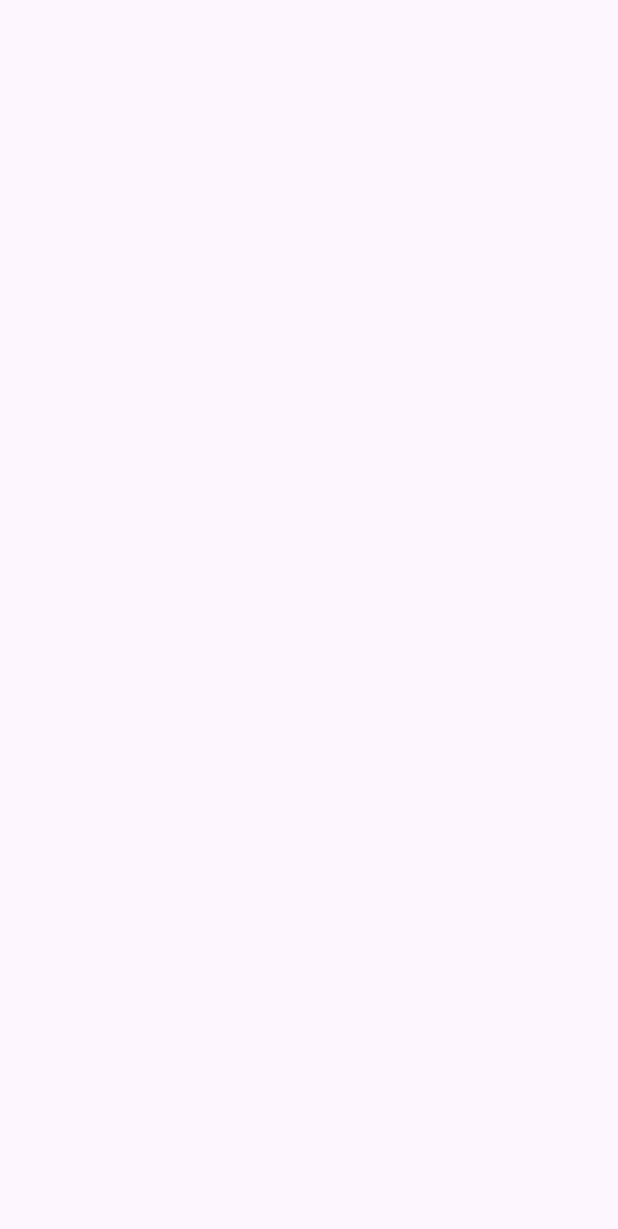
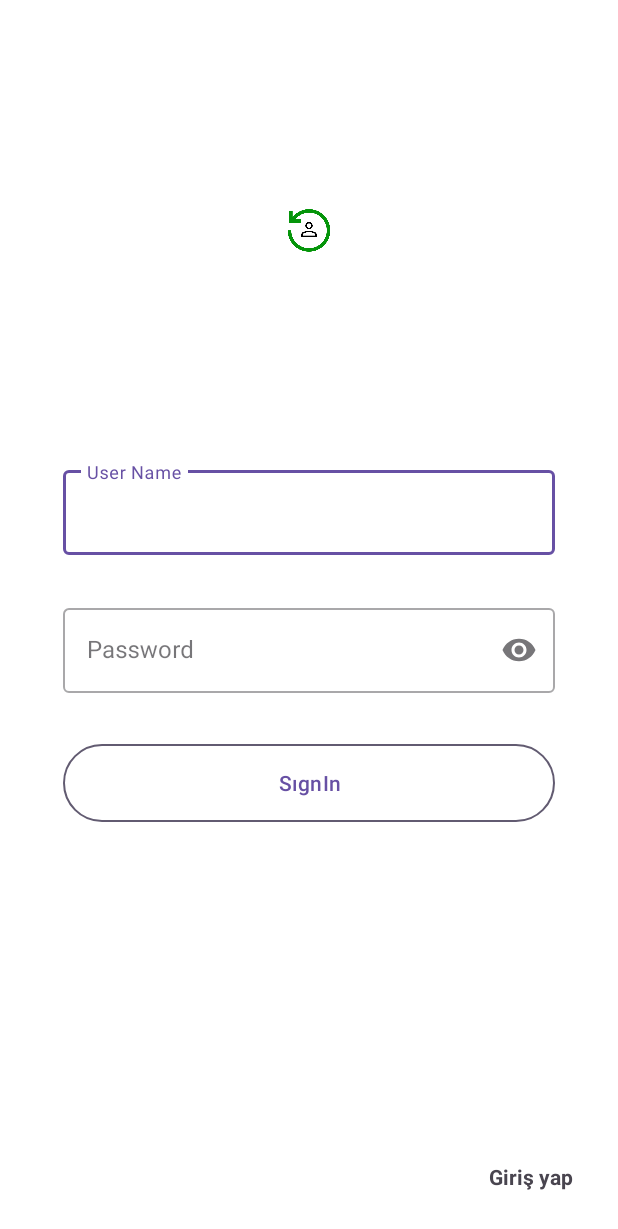
Before and after one commit to halilmasali/ContactBackup, an Android app: the LoginActivity screen opened directly, with no data from a screen before it, on a phone screen of 412 x 824 dp. Before the commit the part shown is empty. Shown: the top 1229 px of the screen. Run offline under Robolectric (Android 15) with nearby library versions, the phone set to English and light mode, and no system bars.

Commit message:
Login page

```diff
--- a/app/src/main/res/layout/activity_login.xml
+++ b/app/src/main/res/layout/activity_login.xml
@@ -2,8 +2,102 @@
 <androidx.constraintlayout.widget.ConstraintLayout xmlns:android="http://schemas.android.com/apk/res/android"
     xmlns:app="http://schemas.android.com/apk/res-auto"
     xmlns:tools="http://schemas.android.com/tools"
+    android:background="?attr/colorOnPrimary"
     android:layout_width="match_parent"
-    android:layout_height="match_parent"
-    tools:context=".LoginActivity">
+    android:layout_height="match_parent">
 
+    <Button
+        android:id="@+id/signInButton"
+        style="?attr/materialButtonOutlinedStyle"
+        android:layout_width="0dp"
+        android:layout_height="60dp"
+        android:layout_marginStart="42dp"
+        android:layout_marginTop="30dp"
+        android:layout_marginEnd="42dp"
+        android:onClick="loginButton"
+        android:text="SıgnIn"
+        app:cornerRadius="27dp"
+        app:layout_constraintEnd_toEndOf="parent"
+        app:layout_constraintHorizontal_bias="0.714"
+        app:layout_constraintStart_toStartOf="parent"
+        app:layout_constraintTop_toBottomOf="@+id/passwordLayout"
+        app:strokeColor="?attr/colorSecondary"
+        tools:ignore="TextContrastCheck" />
+
+    <com.google.android.material.textfield.TextInputLayout
+        android:id="@+id/userNameLayout"
+        style="@style/Widget.MaterialComponents.TextInputLayout.OutlinedBox"
+        android:layout_width="match_parent"
+        android:layout_height="wrap_content"
+        android:layout_marginStart="42dp"
+        android:layout_marginTop="308dp"
+        android:layout_marginEnd="42dp"
+        android:hint="User Name"
+        app:layout_constraintEnd_toEndOf="parent"
+        app:layout_constraintStart_toStartOf="parent"
+        app:layout_constraintTop_toTopOf="parent">
+
+        <com.google.android.material.textfield.TextInputEditText
+            android:id="@+id/userNameText"
+            android:layout_width="match_parent"
+            android:layout_height="wrap_content"
+            android:inputType="textEmailAddress"
+            tools:ignore="TextContrastCheck" />
+
+    </com.google.android.material.textfield.TextInputLayout>
+
+    <com.google.android.material.textfield.TextInputLayout
+        android:id="@+id/passwordLayout"
+        style="@style/Widget.MaterialComponents.TextInputLayout.OutlinedBox"
+        android:layout_width="match_parent"
+        android:layout_height="wrap_content"
+        android:layout_marginStart="42dp"
+        android:layout_marginTop="30dp"
+        android:layout_marginEnd="42dp"
+        android:hint="Password"
+        app:endIconMode="password_toggle"
+        app:layout_constraintEnd_toEndOf="parent"
+        app:layout_constraintStart_toStartOf="parent"
+        app:layout_constraintTop_toBottomOf="@+id/userNameLayout">
+
+        <com.google.android.material.textfield.TextInputEditText
+            android:id="@+id/passwordText"
+            android:layout_width="match_parent"
+            android:layout_height="wrap_content"
+            android:inputType="textPassword"
+            tools:ignore="TextContrastCheck" />
+
+    </com.google.android.material.textfield.TextInputLayout>
+
+    <ImageView
+        android:id="@+id/imageView"
+        android:layout_width="0dp"
+        android:layout_height="0dp"
+        android:layout_marginStart="83dp"
+        android:layout_marginTop="133dp"
+        android:layout_marginEnd="83dp"
+        android:layout_marginBottom="135dp"
+        app:layout_constraintBottom_toTopOf="@+id/userNameLayout"
+        app:layout_constraintEnd_toEndOf="parent"
+        app:layout_constraintStart_toStartOf="parent"
+        app:layout_constraintTop_toTopOf="parent"
+        app:srcCompat="@drawable/contact_backup" />
+
+    <TextView
+        android:id="@+id/textHelp"
+        android:layout_width="wrap_content"
+        android:layout_height="wrap_content"
+        android:layout_marginStart="190dp"
+        android:layout_marginEnd="30dp"
+        android:layout_marginBottom="30dp"
+        android:minHeight="48dp"
+        android:onClick="helpLabel"
+        android:text="Giriş yap"
+        android:textSize="14sp"
+        android:textStyle="bold"
+        android:gravity="bottom"
+        app:layout_constraintBottom_toBottomOf="parent"
+        app:layout_constraintEnd_toEndOf="parent"
+        app:layout_constraintHorizontal_bias="1.0"
+        app:layout_constraintStart_toStartOf="parent" />
 </androidx.constraintlayout.widget.ConstraintLayout>
```
Also changed, not shown: app/src/main/res/drawable/contact_backup.png (added).
